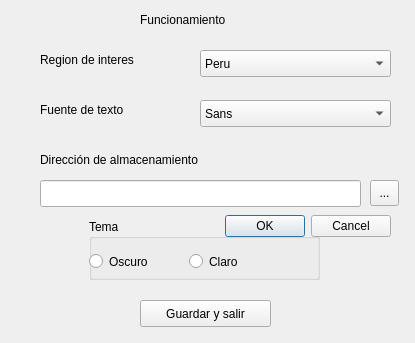
The window that JcNewsProject/preferences.ui (dev1d123/JcNews) describes before a commit, drawn with Qt 5.
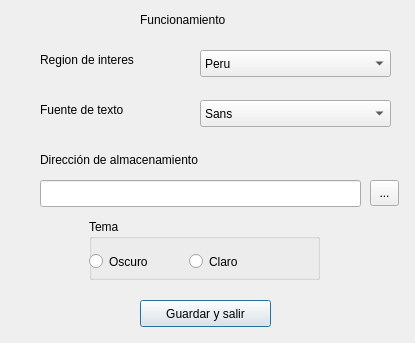
The same window after the commit.

The edit to the form file:
```diff
--- a/JcNewsProject/preferences.ui
+++ b/JcNewsProject/preferences.ui
@@ -13,22 +13,6 @@
   <property name="windowTitle">
    <string>Dialog</string>
   </property>
-  <widget class="QDialogButtonBox" name="buttonBox">
-   <property name="geometry">
-    <rect>
-     <x>220</x>
-     <y>210</y>
-     <width>171</width>
-     <height>32</height>
-    </rect>
-   </property>
-   <property name="orientation">
-    <enum>Qt::Orientation::Horizontal</enum>
-   </property>
-   <property name="standardButtons">
-    <set>QDialogButtonBox::StandardButton::Cancel|QDialogButtonBox::StandardButton::Ok</set>
-   </property>
-  </widget>
   <widget class="QLabel" name="label">
    <property name="geometry">
     <rect>
```
Left out of the diff: 35 changed lines with no effect on the pictures.
